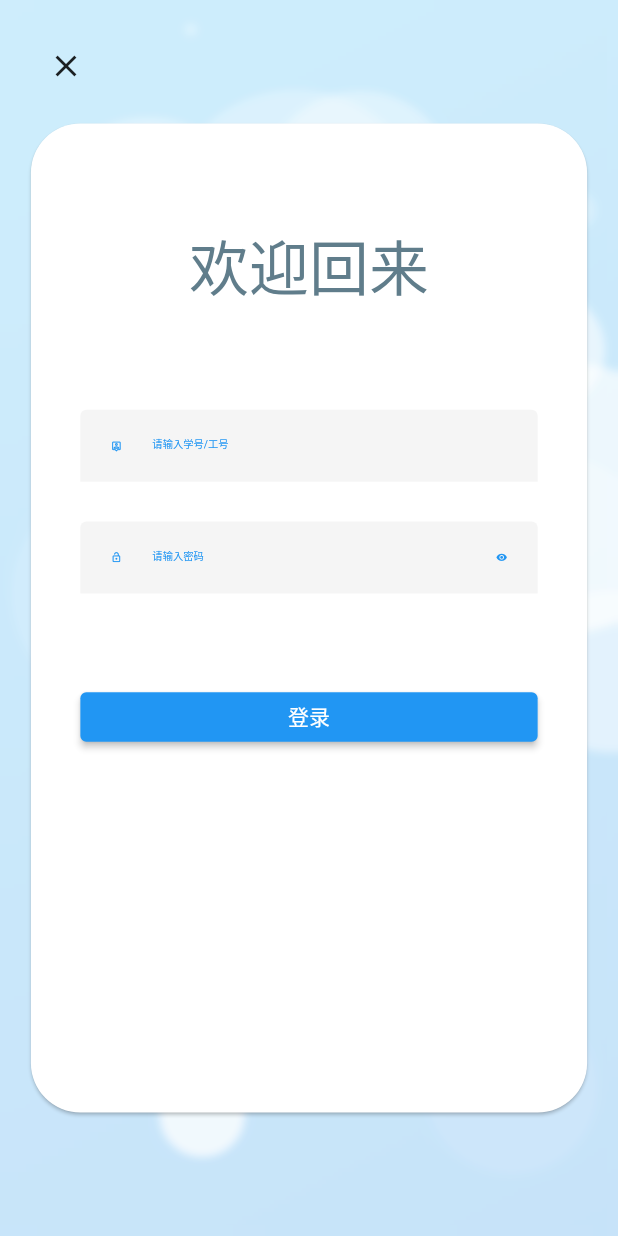
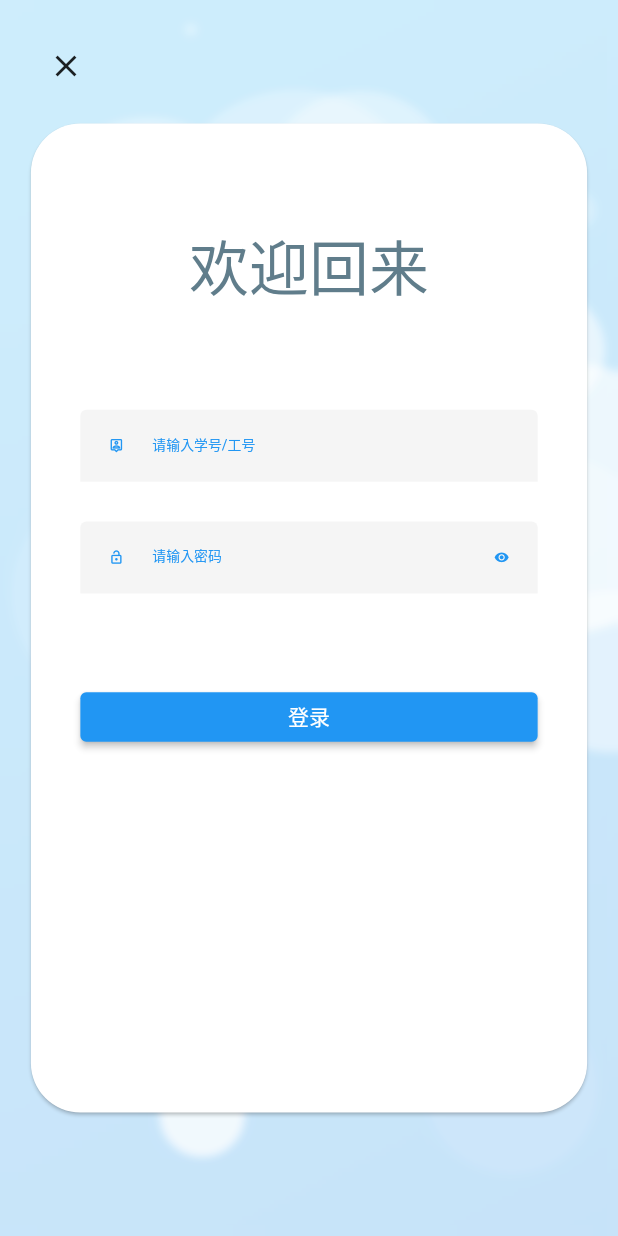
Before and after one commit to MomentDerek/get_test, a Flutter app: the screen it shows after launch, on a phone screen of 412 x 824 dp. Run offline on Flutter 3.47's test engine with Material 2 defaults, Android fonts, the phone set to English and light mode, and no system bars; our stand-ins replace get, shared_preferences; network calls fail; Roboto replaces fonts that are missing (SourceHanSansCN).

Commit message:
字体大小统一依赖到高度

```diff
--- a/lib/app/modules/login/login_view.dart
+++ b/lib/app/modules/login/login_view.dart
@@ -50,7 +50,7 @@ class LoginView extends GetView<LoginController> {
                       //workId输入框
                       loginWorkIdWidget(
                         controller: controller,
-                        fontSize: context.width / 60,
+                        fontSize: context.height/ 5 * 4 / 16 * 9 / 40,
                       ),
                       SizedBox(
                         height: context.height / 5 * 4/ 25,
@@ -58,7 +58,7 @@ class LoginView extends GetView<LoginController> {
                       //密码输入框
                       loginPasswordWidget(
                         controller: controller,
-                        fontSize: context.width / 60,
+                        fontSize: context.height / 5 * 4 / 16 * 9/ 40,
                       ),
                       SizedBox(
                         height: context.height / 5 * 4/ 10,
```
